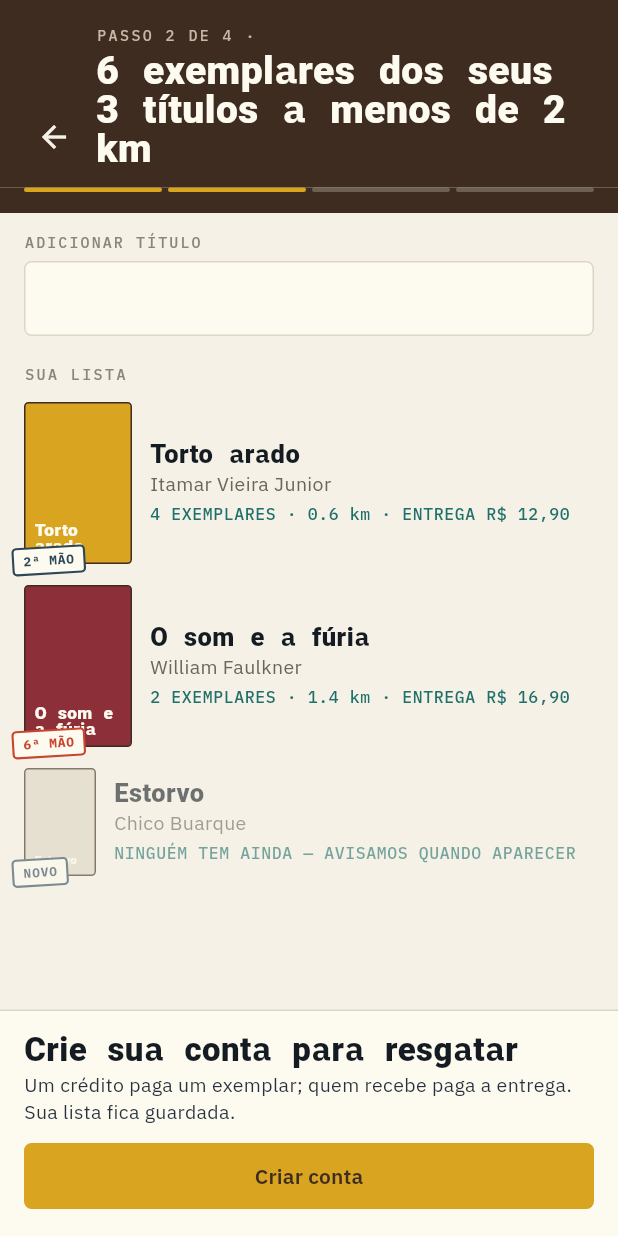
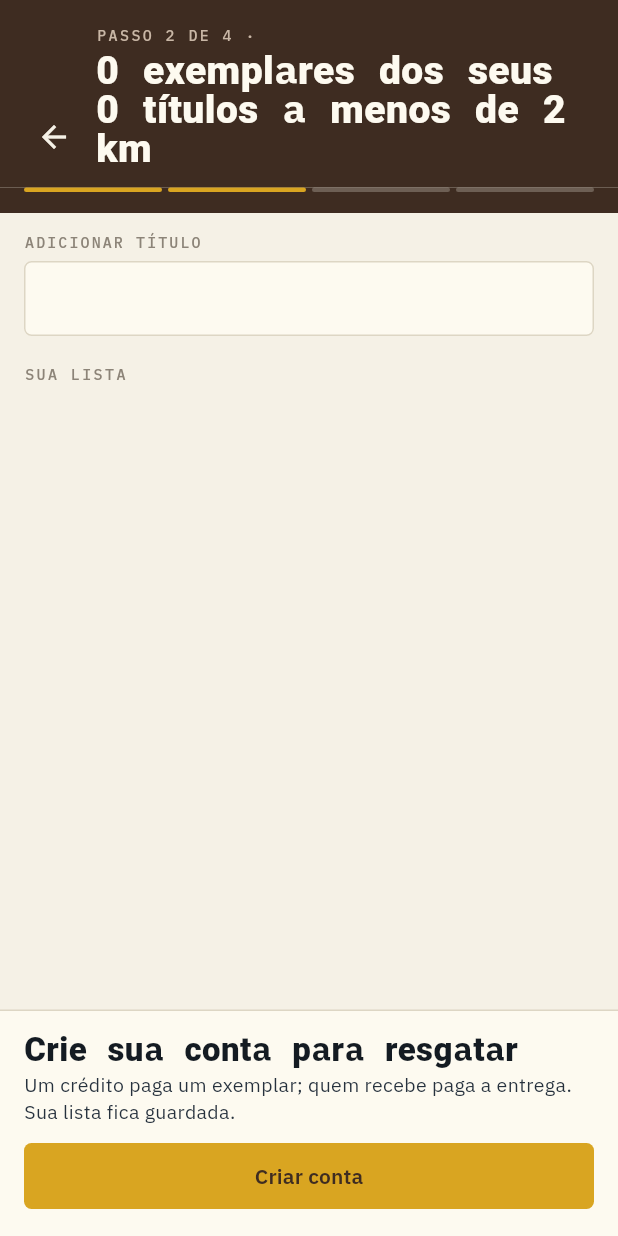
Before and after one commit to rav1silva/Rodape, a Flutter app: the NearbyBooksStepScreen screen opened directly with empty values, on a phone screen of 412 x 824 dp. Run offline on Flutter 3.47's test engine with Material 3 defaults, Android fonts, the phone set to English and light mode, and no system bars; our stand-ins replace dio, google_fonts, shared_preferences; accounts and stored records are empty; Roboto replaces fonts that are missing (Saira Condensed).

Commit message:
feat: new screen, added delete button for book card,corrections.

```diff
--- a/rodape-app/rodape/lib/helpers/mocks/mock_books.dart
+++ b/rodape-app/rodape/lib/helpers/mocks/mock_books.dart
@@ -21,6 +21,7 @@ class MockBooks {
     exemplares: 4,
     distanciaKm: 0.6,
     freteValor: 12.90,
+    descricao: 'Duas irmãs crescem numa fazenda no sertão baiano, marcadas por um segredo de infância que volta a assombrar a família anos depois.',
   );
 
   static const somEAFuria = Book(
@@ -34,6 +35,7 @@ class MockBooks {
     exemplares: 2,
     distanciaKm: 1.4,
     freteValor: 16.90,
+    descricao: 'A decadência da família Compson no sul dos Estados Unidos, narrada em quatro vozes distintas que misturam tempo e memória.',
   );
 
   static const vidasSecas = Book(
@@ -44,6 +46,7 @@ class MockBooks {
     maos: 3,
     status: BookStatus.disponivel,
     exemplares: 5,
+    descricao: 'Uma família de retirantes atravessa a seca no sertão nordestino em busca de sobrevivência e um lugar para chamar de seu.',
   );
 
   static const oCortico = Book(
@@ -54,6 +57,7 @@ class MockBooks {
     maos: 2,
     status: BookStatus.reservado,
     exemplares: 1,
+    descricao: 'O cotidiano de um cortiço no Rio de Janeiro do século XIX, retrato cru de ambição, desejo e disputa social.',
   );
 
   static const horaDaEstrela = Book(
@@ -64,6 +68,7 @@ class MockBooks {
     maos: 5,
     status: BookStatus.caminho,
     exemplares: 1,
+    descricao: 'Macabéa, uma nordestina pobre e quase invisível no Rio de Janeiro, ganha voz numa narrativa sobre existência e indiferença.',
   );
 
   static const quartoDeDespejo = Book(
@@ -74,6 +79,7 @@ class MockBooks {
     maos: 7,
     status: BookStatus.entregue,
     exemplares: 1,
+    descricao: 'O diário de uma catadora de papel que registra, com crueza, a fome e a vida numa favela de São Paulo nos anos 1950.',
   );
 
   static const grandeSertao = Book(
@@ -85,6 +91,7 @@ class MockBooks {
     status: BookStatus.disponivel,
     exemplares: 1,
     distanciaKm: 0.9,
+    descricao: 'O jagunço Riobaldo relembra sua vida no sertão, entre pactos, amores e a dúvida que o persegue: existe ou não o demônio?',
   );
 
   static const osSertoes = Book(
@@ -97,6 +104,7 @@ class MockBooks {
     exemplares: 3,
     distanciaKm: 3.1,
     freteValor: 22.90,
+    descricao: 'Relato histórico e literário da Guerra de Canudos, entre a terra, o clima e o povo que resistiu ao Exército brasileiro.',
   );
 
   static const paixaoSegundoGH = Book(
@@ -109,6 +117,7 @@ class MockBooks {
     exemplares: 1,
     distanciaKm: 2.8,
     freteValor: 19.90,
+    descricao: 'Uma mulher tem uma crise existencial ao encontrar uma barata no quarto de empregada de seu apartamento.',
   );
 
   static const estorvo = Book(
@@ -119,6 +128,7 @@ class MockBooks {
     maos: 0,
     status: BookStatus.disponivel,
     exemplares: 0,
+    descricao: 'Um homem é perseguido — ou acredita ser — numa narrativa que confunde realidade e paranoia do início ao fim.',
   );
 
   static const memoriasPostumas = Book(
@@ -129,6 +139,7 @@ class MockBooks {
     maos: 7,
     status: BookStatus.entregue,
     exemplares: 0,
+    descricao: 'Brás Cubas narra a própria vida já morto, com ironia e digressões sobre amor, vaidade e o sentido de tudo.',
   );
 
   /// Todo o catálogo simulado.
--- a/rodape-app/rodape/lib/helpers/models/book.dart
+++ b/rodape-app/rodape/lib/helpers/models/book.dart
@@ -20,6 +20,7 @@ class Book {
     this.creditos = 1,
     this.freteValor,
     this.coverAsset,
+    this.descricao,
   });
 
   final String id;
@@ -36,6 +37,7 @@ class Book {
   final double? distanciaKm;
   final int creditos;
   final double? freteValor;
+  final String? descricao;
 
   /// Caminho de asset local da capa, quando existir. Sem asset, a UI usa a
   /// cor da lombada como placeholder.
@@ -44,6 +46,7 @@ class Book {
   String get distanciaLabel =>
       distanciaKm == null ? '' : '${distanciaKm!.toStringAsFixed(1)} km';
 
-  String get freteLabel =>
-      freteValor == null ? '' : 'R\$ ${freteValor!.toStringAsFixed(2).replaceAll('.', ',')}';
+  String get freteLabel => freteValor == null
+      ? ''
+      : 'R\$ ${freteValor!.toStringAsFixed(2).replaceAll('.', ',')}';
 }
--- a/rodape-app/rodape/lib/screens/nearby_books_step_screen.dart
+++ b/rodape-app/rodape/lib/screens/nearby_books_step_screen.dart
@@ -10,6 +10,7 @@ import '../widgets/book_row.dart';
 import '../widgets/rodape_button.dart';
 import '../widgets/rodape_text_field.dart';
 import '../widgets/step_progress_header.dart';
+import 'book_details_screen.dart';
 
 /// C3 · O que você quer ler — Passo 2 de 4. Lista de desejos inicial +
 /// prova de liquidez (quantos exemplares já existem perto do usuário).
@@ -25,11 +26,7 @@ class NearbyBooksStepScreen extends StatefulWidget {
 class _NearbyBooksStepScreenState extends State<NearbyBooksStepScreen> {
   final _searchController = TextEditingController();
 
-  final List<Book> _lista = [
-    MockBooks.tortoArado,
-    MockBooks.somEAFuria,
-    MockBooks.estorvo,
-  ];
+  final List<Book> _lista = [];
 
   List<Book> get _sugestoes {
     final termo = _searchController.text.trim().toLowerCase();
@@ -37,10 +34,18 @@ class _NearbyBooksStepScreenState extends State<NearbyBooksStepScreen> {
     return MockBooks.all
         .where((b) => !_lista.contains(b))
         .where(
-          (b) => b.titulo.toLowerCase().contains(termo) || b.autor.toLowerCase().contains(termo),
+          (b) =>
+              b.titulo.toLowerCase().contains(termo) ||
+              b.autor.toLowerCase().contains(termo),
         )
         .take(4)
         .toList();
+  }
+
+  void _remover(Book book) {
+    setState(() {
+      _lista.remove(book);
+    });
   }
 
   void _adicionar(Book book) {
@@ -49,6 +54,11 @@ class _NearbyBooksStepScreenState extends State<NearbyBooksStepScreen> {
       _searchController.clear();
     });
     FocusScope.of(context).unfocus();
+  }
+
+  void _abrirDetalhes(Book book) {
+    Navigator.of(context)
+        .push(MaterialPageRoute(builder: (_) => BookDetailsScreen(book: book)));
   }
 
   @override
@@ -60,7 +70,10 @@ class _NearbyBooksStepScreenState extends State<NearbyBooksStepScreen> {
   @override
   Widget build(BuildContext context) {
     final comExemplar = _lista.where((b) => b.exemplares > 0).toList();
-    final totalExemplares = comExemplar.fold<int>(0, (sum, b) => sum + b.exemplares);
+    final totalExemplares = comExemplar.fold<int>(
+      0,
+      (sum, b) => sum + b.exemplares,
+    );
 
     return Scaffold(
       backgroundColor: AppColors.paper100,
@@ -72,7 +85,8 @@ class _NearbyBooksStepScreenState extends State<NearbyBooksStepScreen> {
               step: 2,
               totalSteps: 4,
               eyebrowSuffix: ' · ${widget.cepInfo.endereco}',
-              title: '$totalExemplares exemplares dos seus ${_lista.length} títulos a menos de 2 km',
+              title:
+                  '$totalExemplares exemplares dos seus ${_lista.length} títulos a menos de 2 km',
               onBack: () => Navigator.of(context).maybePop(),
             ),
             Padding(
@@ -97,9 +111,23 @@ class _NearbyBooksStepScreenState extends State<NearbyBooksStepScreen> {
                     for (final b in _sugestoes)
                       ListTile(
                         dense: true,
-                        title: Text(b.titulo, style: AppTextStyles.sans(fontWeight: FontWeight.w600)),
-                        subtitle: Text(b.autor, style: AppTextStyles.sans(fontSize: 12, color: AppColors.textMuted)),
-                        trailing: const Icon(Icons.add_circle_outline, color: AppColors.spineTeal),
+                        title: Text(
+                          b.titulo,
+                          style: AppTextStyles.sans(
+                            fontWeight: FontWeight.w600,
+                          ),
+                        ),
+                        subtitle: Text(
+                          b.autor,
+                          style: AppTextStyles.sans(
+                            fontSize: 12,
+                            color: AppColors.textMuted,
+                          ),
+                        ),
+                        trailing: const Icon(
+                          Icons.add_circle_outline,
+                          color: AppColors.spineTeal,
+                        ),
                         onTap: () => _adicionar(b),
                       ),
                   ],
@@ -121,12 +149,31 @@ class _NearbyBooksStepScreenState extends State<NearbyBooksStepScreen> {
                   for (final book in _lista) ...[
                     Opacity(
                       opacity: book.exemplares == 0 ? 0.6 : 1,
+                      child: Row(
+                        crossAxisAlignment: CrossAxisAlignment.center,
+                        children: [
+                          Expanded(
+                            child: GestureDetector(
+                              onTap: () => _abrirDetalhes(book),
                               child: BookRow(
                                 book: book,
                                 coverWidth: book.exemplares == 0 ? 48 : 72,
                                 metaLine: book.exemplares == 0
                                     ? 'NINGUÉM TEM AINDA — AVISAMOS QUANDO APARECER'
                                     : '${book.exemplares} EXEMPLARES · ${book.distanciaLabel} · ENTREGA ${book.freteLabel}',
+                              ),
+                            ),
+                          ),
+                          IconButton(
+                            icon: const Icon(
+                              Icons.close,
+                              size: 18,
+                              color: AppColors.paperGray500,
+                            ),
+                            tooltip: 'Remover',
+                            onPressed: () => _remover(book),
+                          ),
+                        ],
                       ),
                     ),
                     if (book != _lista.last) const SizedBox(height: 14),
@@ -138,17 +185,25 @@ class _NearbyBooksStepScreenState extends State<NearbyBooksStepScreen> {
               padding: const EdgeInsets.fromLTRB(16, 14, 16, 16),
               decoration: const BoxDecoration(
                 color: AppColors.surfaceCard,
-                border: Border(top: BorderSide(color: AppColors.borderHairline)),
+                border: Border(
+                  top: BorderSide(color: AppColors.borderHairline),
+                ),
               ),
               child: Column(
                 crossAxisAlignment: CrossAxisAlignment.start,
                 mainAxisSize: MainAxisSize.min,
                 children: [
-                  Text('Crie sua conta para resgatar', style: AppTextStyles.display(fontSize: 22)),
+                  Text(
+                    'Crie sua conta para resgatar',
+                    style: AppTextStyles.display(fontSize: 22),
+                  ),
                   const SizedBox(height: 4),
                   Text(
                     'Um crédito paga um exemplar; quem recebe paga a entrega. Sua lista fica guardada.',
-                    style: AppTextStyles.sans(fontSize: 13, color: AppColors.ink700),
+                    style: AppTextStyles.sans(
+                      fontSize: 13,
+                      color: AppColors.ink700,
+                    ),
                   ),
                   const SizedBox(height: 10),
                   RodapeButton(
```
Also changed, not shown: rodape-app/rodape/lib/screens/book_details_screen.dart (added, +95 -0 lines), rodape-app/rodape/lib/screens/nearby_screen.dart (+22 -7 lines). Lines whose indentation alone changed are shown as unchanged.
